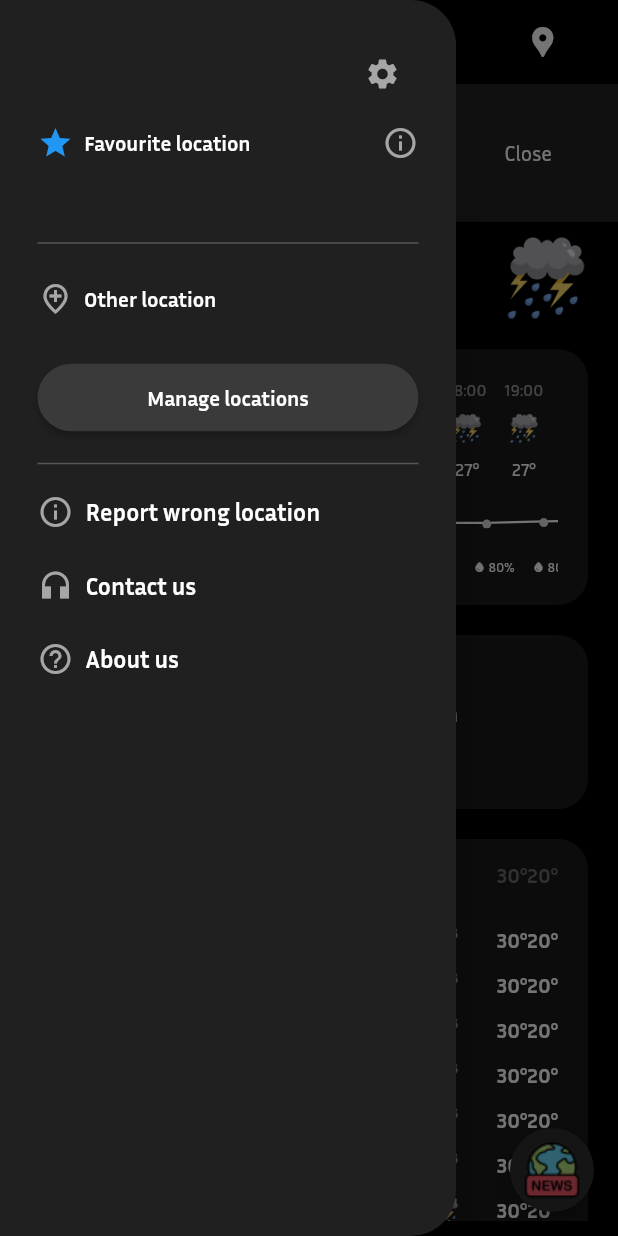
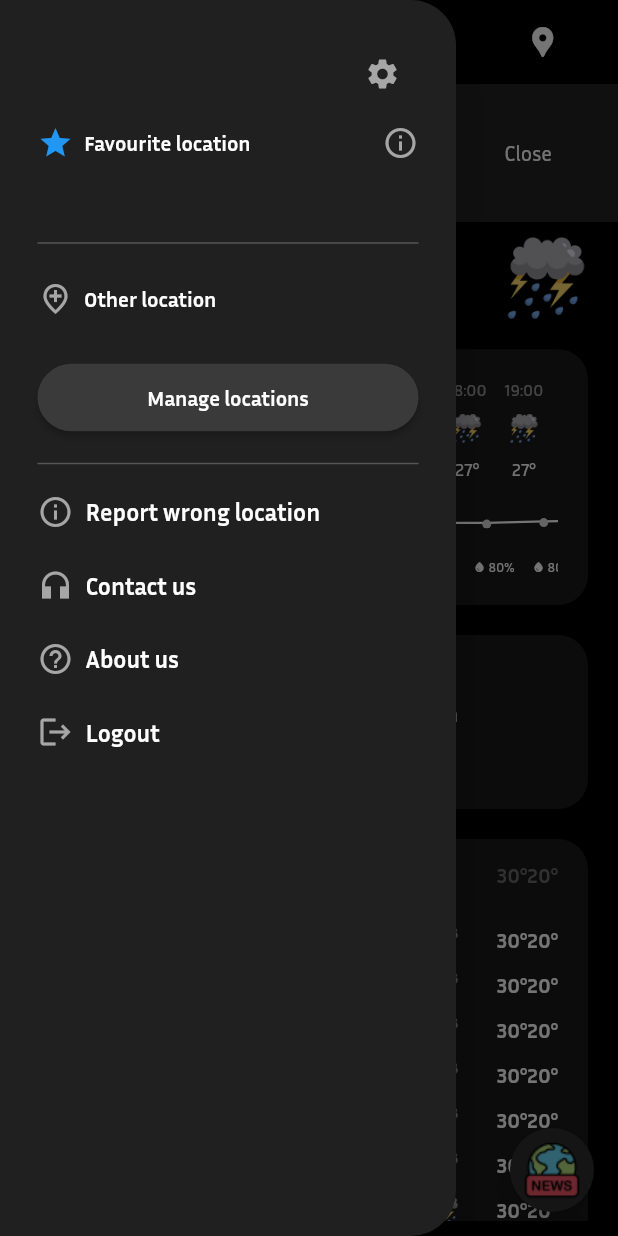
Before and after one commit to Melvin-Jovano/mobile-uas, a Flutter app: the HomePage screen opened directly, with the side drawer open, on a phone screen of 412 x 824 dp. Run offline on Flutter 3.47's test engine with Material 2 defaults, Android fonts, the phone set to English and light mode, and no system bars; our stand-ins replace dio, flutter_svg, shared_preferences; accounts and stored records are empty.

Commit message:
add logout button

```diff
--- a/lib/pages/home.dart
+++ b/lib/pages/home.dart
@@ -8,6 +8,7 @@ import 'package:mobile_uas/config/provider.dart';
 import 'package:mobile_uas/pages/about_us.dart';
 import 'package:mobile_uas/pages/manage_locations.dart';
 import 'package:mobile_uas/pages/news.dart';
+import 'package:mobile_uas/pages/login.dart';
 import 'package:mobile_uas/pages/settings.dart';
 import 'package:mobile_uas/utils/dateformat.dart';
 import 'package:mobile_uas/utils/hour_rotation.dart';
@@ -380,6 +381,28 @@ class _HomePageState extends State<HomePage> {
                     ],
                   ),
                 ),
+                const SizedBox(height: 25,),
+                InkWell(
+                  onTap: () {
+                    Navigator.push(
+                      context,
+                      MaterialPageRoute(
+                        builder: (_) => Login()
+                      )
+                    );
+                  },
+                  child: const Row(
+                    crossAxisAlignment: CrossAxisAlignment.center,
+                    children: [
+                      Icon(Icons.logout, color: Color(0xFFA6A6A6),),
+                      SizedBox(width: 8,),
+                      Text('Logout', style: TextStyle(
+                      fontWeight: FontWeight.bold,
+                      fontSize: 16
+                    ))
+                    ],
+                  ),
+                ),
               ],
             ),
           ),
```
